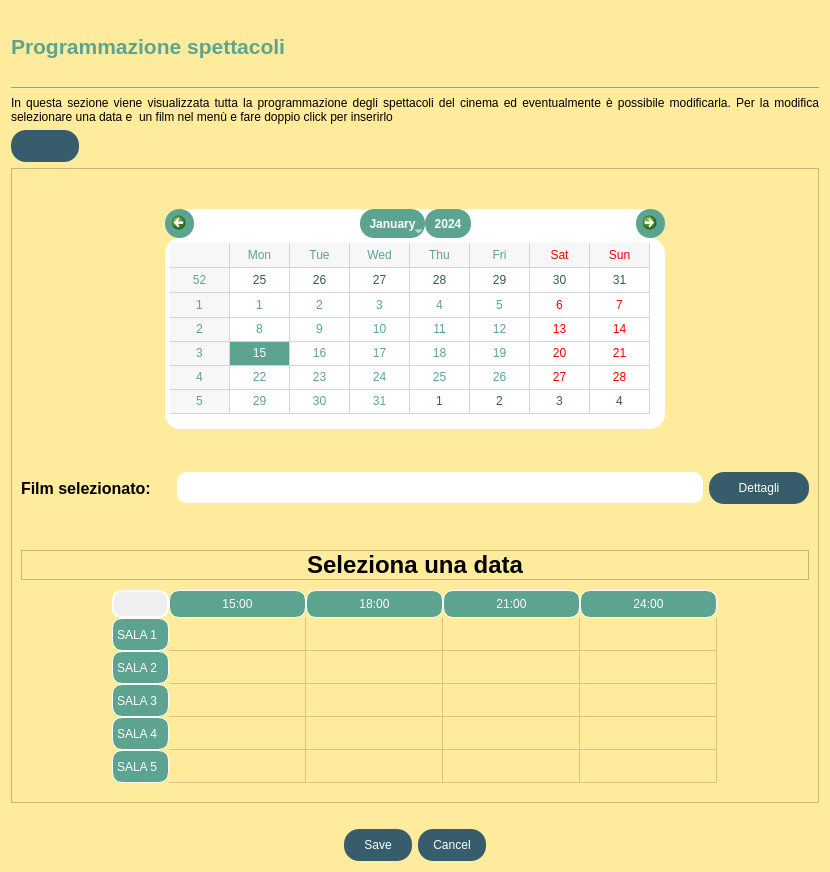
Old version of the form listaFilm/visualizzaProgrammazione/view/ProgrammazioneSpettacoli.ui in the repository StracciaMatteo/GestioneCinema.
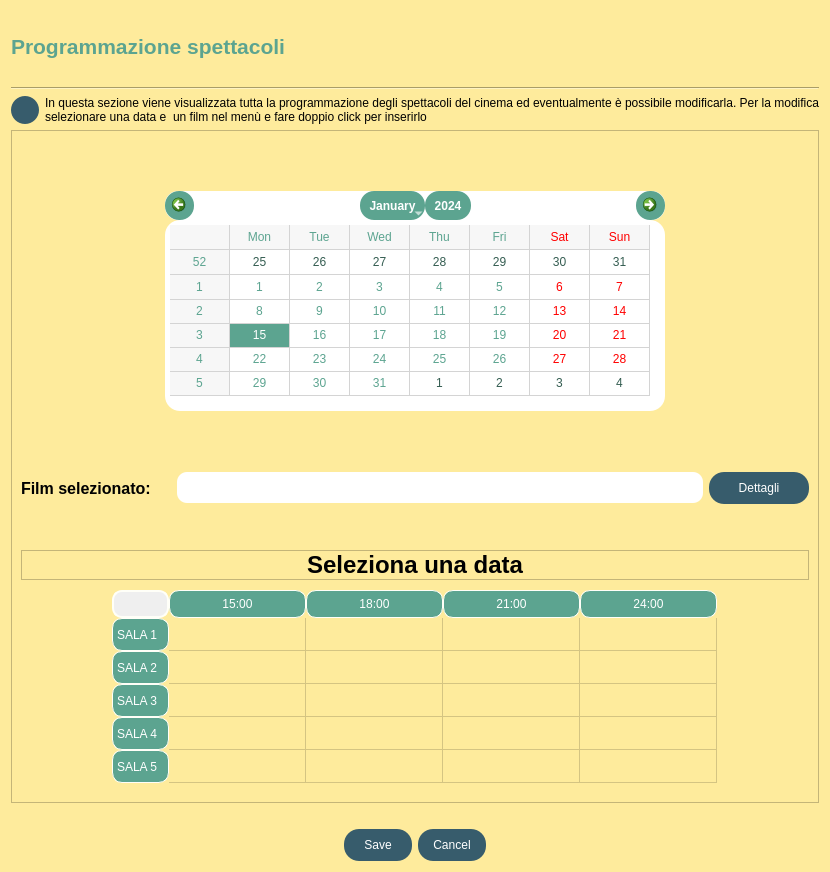
New version of the form. Icons and pictures are not drawn.

Commit message: Finestra fissa al centro ed errore memoria film vuota

```diff
--- a/listaFilm/visualizzaProgrammazione/view/ProgrammazioneSpettacoli.ui
+++ b/listaFilm/visualizzaProgrammazione/view/ProgrammazioneSpettacoli.ui
@@ -201,27 +201,10 @@
     </widget>
    </item>
    <item>
-    <widget class="QLabel" name="label_2">
-     <property name="layoutDirection">
-      <enum>Qt::LeftToRight</enum>
+    <layout class="QHBoxLayout" name="horizontalLayout_4">
+     <property name="topMargin">
+      <number>0</number>
      </property>
-     <property name="locale">
-      <locale language="Italian" country="Italy"/>
-     </property>
-     <property name="text">
-      <string>In questa sezione viene visualizzata tutta la programmazione degli spettacoli del cinema ed eventualmente è possibile modificarla. Per la modifica selezionare una data e  un film nel menù e fare doppio click per inserirlo</string>
-     </property>
-     <property name="textFormat">
-      <enum>Qt::AutoText</enum>
-     </property>
-     <property name="alignment">
-      <set>Qt::AlignJustify|Qt::AlignVCenter</set>
-     </property>
-     <property name="wordWrap">
-      <bool>true</bool>
-     </property>
-    </widget>
-   </item>
    <item>
     <widget class="QPushButton" name="btn_torna">
      <property name="sizePolicy">
@@ -230,8 +213,21 @@
        <verstretch>0</verstretch>
       </sizepolicy>
      </property>
+       <property name="maximumSize">
+        <size>
+         <width>28</width>
+         <height>28</height>
+        </size>
+       </property>
      <property name="styleSheet">
-      <string notr="true"/>
+        <string notr="true">QPushButton{
+ border-radius: 14px;
+background-color: rgb(55, 92, 108);
+color: rgb(255, 255, 255);
+border-style: outset;
+
+
+}</string>
      </property>
      <property name="icon">
       <iconset>
@@ -246,6 +242,30 @@
     </widget>
    </item>
    <item>
+      <widget class="QLabel" name="label_2">
+       <property name="layoutDirection">
+        <enum>Qt::LeftToRight</enum>
+       </property>
+       <property name="locale">
+        <locale language="Italian" country="Italy"/>
+       </property>
+       <property name="text">
+        <string>In questa sezione viene visualizzata tutta la programmazione degli spettacoli del cinema ed eventualmente è possibile modificarla. Per la modifica selezionare una data e  un film nel menù e fare doppio click per inserirlo</string>
+       </property>
+       <property name="textFormat">
+        <enum>Qt::AutoText</enum>
+       </property>
+       <property name="alignment">
+        <set>Qt::AlignJustify|Qt::AlignVCenter</set>
+       </property>
+       <property name="wordWrap">
+        <bool>true</bool>
+       </property>
+      </widget>
+     </item>
+    </layout>
+   </item>
+   <item>
     <widget class="QScrollArea" name="scrollArea">
      <property name="widgetResizable">
       <bool>true</bool>
@@ -256,7 +276,7 @@
         <x>0</x>
         <y>0</y>
         <width>810</width>
-        <height>626</height>
+        <height>666</height>
        </rect>
       </property>
       <layout class="QVBoxLayout" name="verticalLayout_3">
```
Lines whose indentation alone changed are shown as unchanged. The commit also changes 3 other files.
